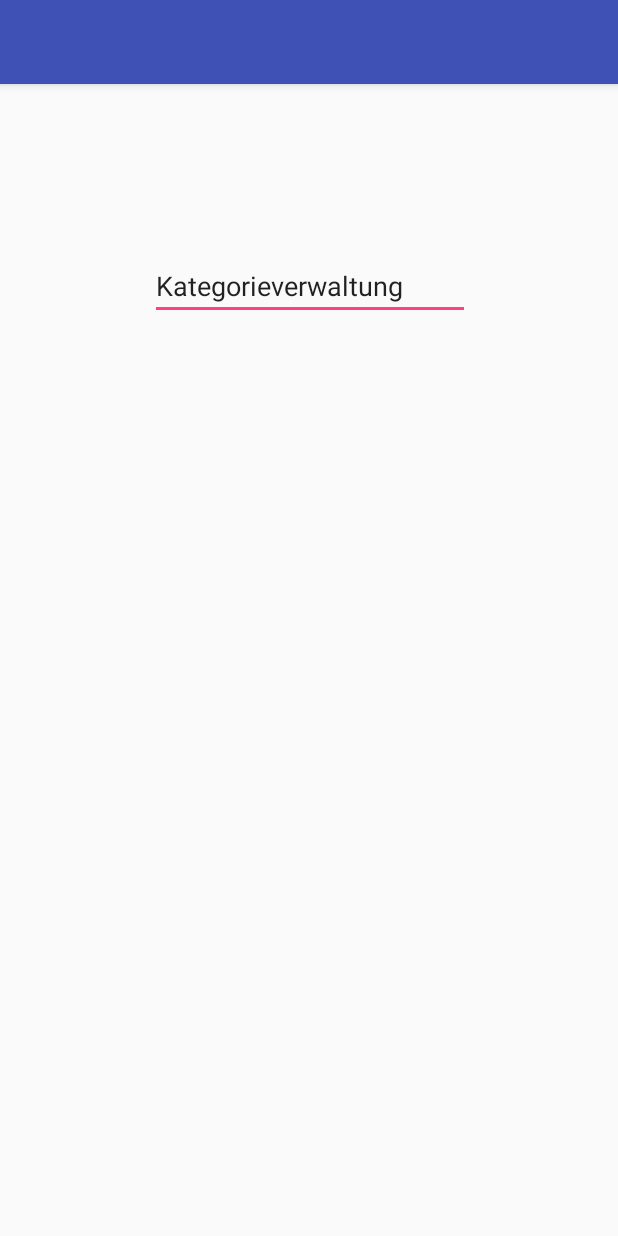
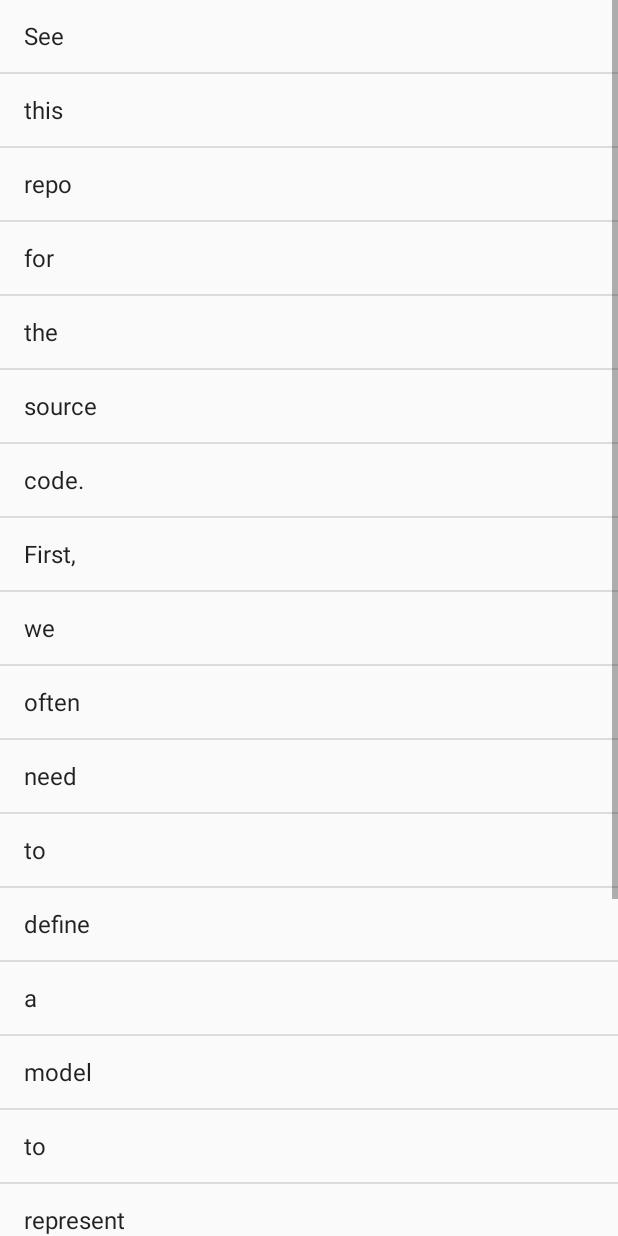
Before and after one commit to Beo1337/CashofClans, an Android app: the EinstellungenActivity screen opened directly, with no data from a screen before it, after a tap on "Kategorien", on a phone screen of 412 x 824 dp. Run offline under Robolectric (Android 15) with nearby library versions, the phone set to English and light mode, and no system bars.

Commit message:
Category base commit
Category package und Klasse angelegt. Gleichfalls grundlegende Logik für
Category View. Denglisch refaktoriert.

```diff
--- a/app/src/main/AndroidManifest.xml
+++ b/app/src/main/AndroidManifest.xml
@@ -29,7 +29,7 @@
             android:label="@string/title_activity_statistik"
             android:theme="@style/AppTheme.NoActionBar" />
         <activity
-            android:name=".KategorieActivity"
+            android:name=".CategoryActivity"
             android:label="@string/title_activity_kategorie"
             android:theme="@style/AppTheme.NoActionBar"></activity>
     </application>
--- /dev/null
+++ b/app/src/main/java/com/cashify/category/Category.java
@@ -0,0 +1,13 @@
+package com.cashify.category;
+
+public class Category {
+    private String categoryName;
+
+    public Category(String name) {
+        this.categoryName = name;
+    }
+
+    public String getName() {
+        return this.getName();
+    }
+}
--- /dev/null
+++ b/app/src/main/java/com/example/seps/cashofclans/CategoryActivity.java
@@ -0,0 +1,22 @@
+package com.example.seps.cashofclans;
+
+import android.os.Bundle;
+import android.support.v7.app.AppCompatActivity;
+import android.widget.ArrayAdapter;
+import android.widget.ListAdapter;
+import android.widget.ListView;
+
+public class CategoryActivity extends AppCompatActivity {
+
+    @Override
+    protected void onCreate(Bundle savedInstanceState) {
+        super.onCreate(savedInstanceState);
+        setContentView(R.layout.content_category);
+
+        String test = "See this repo for the source code. First, we often need to define a model to represent the data within each list item.";
+
+        ListView catListView = (ListView) findViewById(R.id.category_listview);
+        ArrayAdapter<String> itemsAdapter = new ArrayAdapter<String>(this, android.R.layout.simple_list_item_1, test.split("\\s+"));
+        catListView.setAdapter(itemsAdapter);
+    }
+}
--- a/app/src/main/java/com/example/seps/cashofclans/KategorieActivity.java
+++ /dev/null
@@ -1,18 +0,0 @@
-package com.example.seps.cashofclans;
-
-import android.os.Bundle;
-import android.support.design.widget.FloatingActionButton;
-import android.support.design.widget.Snackbar;
-import android.support.v7.app.AppCompatActivity;
-import android.support.v7.widget.Toolbar;
-import android.view.View;
-
-public class KategorieActivity extends AppCompatActivity {
-
-    @Override
-    protected void onCreate(Bundle savedInstanceState) {
-        super.onCreate(savedInstanceState);
-        setContentView(R.layout.activity_kategorie);
-    }
-
-}
--- /dev/null
+++ b/app/src/main/res/layout/activity_category.xml
@@ -0,0 +1,12 @@
+<?xml version="1.0" encoding="utf-8"?>
+<android.support.design.widget.CoordinatorLayout xmlns:android="http://schemas.android.com/apk/res/android"
+    xmlns:app="http://schemas.android.com/apk/res-auto"
+    xmlns:tools="http://schemas.android.com/tools"
+    android:layout_width="match_parent"
+    android:layout_height="match_parent"
+    android:fitsSystemWindows="false"
+    tools:context="com.example.seps.cashofclans.CategoryActivity">
+
+    <include layout="@layout/content_category" />
+
+</android.support.design.widget.CoordinatorLayout>
--- a/app/src/main/res/layout/activity_kategorie.xml
+++ /dev/null
@@ -1,26 +0,0 @@
-<?xml version="1.0" encoding="utf-8"?>
-<android.support.design.widget.CoordinatorLayout xmlns:android="http://schemas.android.com/apk/res/android"
-    xmlns:app="http://schemas.android.com/apk/res-auto"
-    xmlns:tools="http://schemas.android.com/tools"
-    android:layout_width="match_parent"
-    android:layout_height="match_parent"
-    tools:context="com.example.seps.cashofclans.KategorieActivity">
-
-    <android.support.design.widget.AppBarLayout
-        android:layout_width="match_parent"
-        android:layout_height="wrap_content"
-        android:theme="@style/AppTheme.AppBarOverlay">
-
-        <android.support.v7.widget.Toolbar
-            android:id="@+id/toolbar"
-            android:layout_width="match_parent"
-            android:layout_height="?attr/actionBarSize"
-            android:background="?attr/colorPrimary"
-            app:popupTheme="@style/AppTheme.PopupOverlay" />
-
-    </android.support.design.widget.AppBarLayout>
-
-    <include layout="@layout/content_kategorie" />
-
-
-</android.support.design.widget.CoordinatorLayout>
--- /dev/null
+++ b/app/src/main/res/layout/content_category.xml
@@ -0,0 +1,24 @@
+<?xml version="1.0" encoding="utf-8"?>
+<android.support.constraint.ConstraintLayout xmlns:android="http://schemas.android.com/apk/res/android"
+    xmlns:app="http://schemas.android.com/apk/res-auto"
+    xmlns:tools="http://schemas.android.com/tools"
+    android:layout_width="match_parent"
+    android:layout_height="match_parent"
+    tools:layout_editor_absoluteY="81dp"
+    tools:layout_editor_absoluteX="0dp">
+
+    <ListView
+        android:id="@+id/category_listview"
+        android:layout_width="0dp"
+        android:layout_height="0dp"
+        android:headerDividersEnabled="false"
+        app:layout_constraintBottom_toBottomOf="parent"
+        android:layout_marginBottom="0dp"
+        app:layout_constraintTop_toTopOf="parent"
+        android:layout_marginTop="0dp"
+        android:layout_marginRight="0dp"
+        app:layout_constraintRight_toRightOf="parent"
+        android:layout_marginLeft="0dp"
+        app:layout_constraintLeft_toLeftOf="parent"
+        app:layout_constraintVertical_bias="0.0" />
+</android.support.constraint.ConstraintLayout>
--- a/app/src/main/res/layout/content_kategorie.xml
+++ /dev/null
@@ -1,22 +0,0 @@
-<?xml version="1.0" encoding="utf-8"?>
-<android.support.constraint.ConstraintLayout xmlns:android="http://schemas.android.com/apk/res/android"
-    xmlns:app="http://schemas.android.com/apk/res-auto"
-    xmlns:tools="http://schemas.android.com/tools"
-    android:layout_width="match_parent"
-    android:layout_height="match_parent">
-
-    <EditText
-        android:id="@+id/editText4"
-        android:layout_width="wrap_content"
-        android:layout_height="wrap_content"
-        android:ems="10"
-        android:inputType="textPersonName"
-        android:text="Kategorieverwaltung"
-        app:layout_constraintTop_toTopOf="parent"
-        android:layout_marginTop="168dp"
-        android:layout_marginLeft="8dp"
-        app:layout_constraintLeft_toLeftOf="parent"
-        android:layout_marginRight="8dp"
-        app:layout_constraintRight_toRightOf="parent"
-        app:layout_constraintHorizontal_bias="0.503" />
-</android.support.constraint.ConstraintLayout>
--- a/app/src/main/res/xml/preference.xml
+++ b/app/src/main/res/xml/preference.xml
@@ -17,7 +17,7 @@
     <Preference android:title="Kategorien" >
         <intent android:action="android.intent.action.VIEW"
             android:targetPackage="com.example.seps.cashofclans"
-            android:targetClass="com.example.seps.cashofclans.KategorieActivity"/>
+            android:targetClass="com.example.seps.cashofclans.CategoryActivity"/>
     </Preference>
     <Preference android:title="monatliche Beiträge" >
         <intent android:action="android.intent.action.VIEW"
```
